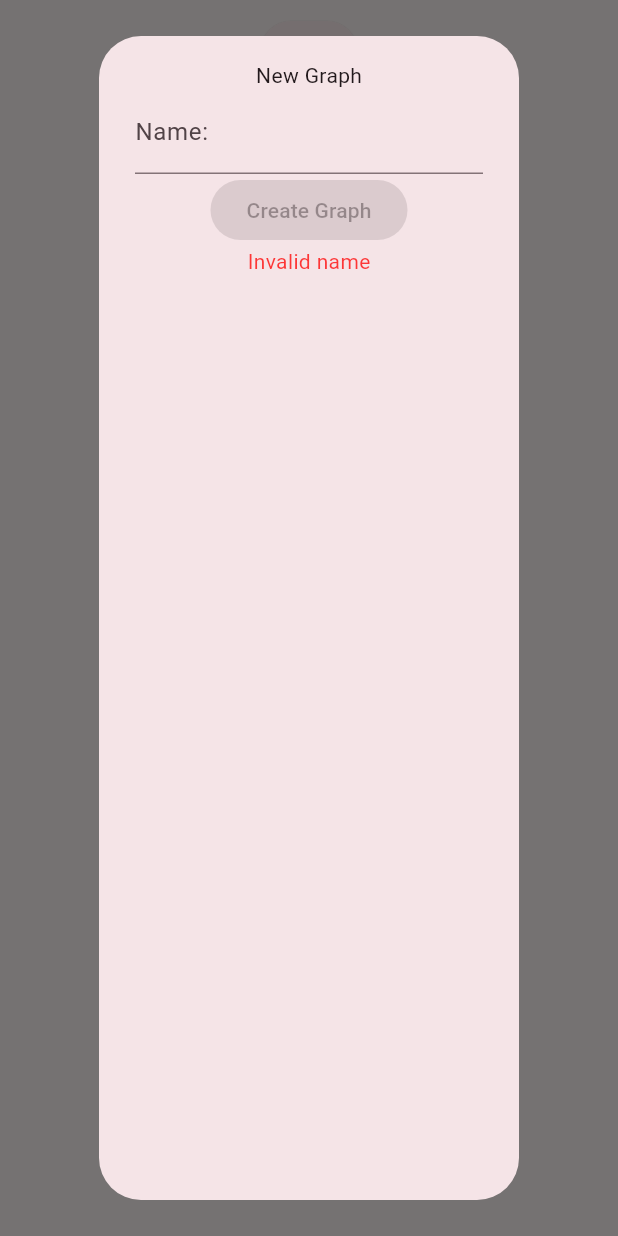
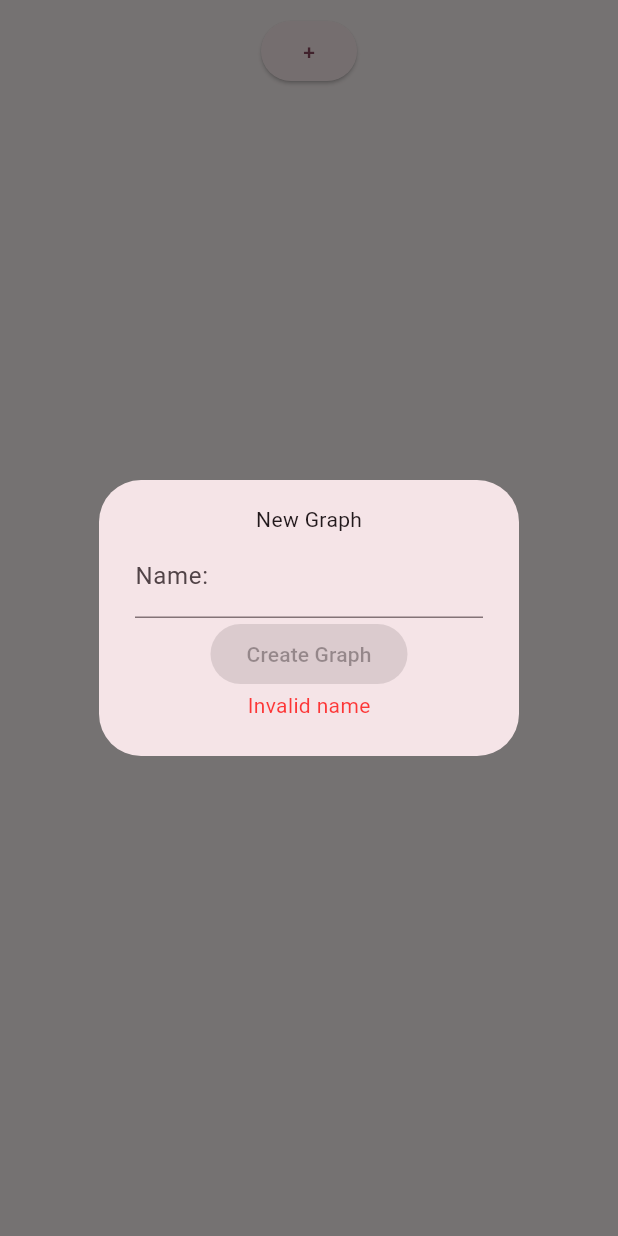
Before and after one commit to 0danylo/charted, a Flutter app: the screen it shows after launch, after a tap on an icon or button, on a phone screen of 412 x 824 dp. Run offline on Flutter 3.47's test engine with Material 3 defaults, Android fonts, the phone set to English and light mode, and no system bars; our stand-ins replace syncfusion_flutter_charts.

Commit message:
dialog vertical height minimized

```diff
--- a/lib/datum_dialog.dart
+++ b/lib/datum_dialog.dart
@@ -23,6 +23,7 @@ class DatumDialogState extends State<DatumDialog> {
 
     return AlertDialog(
       content: Column(
+        mainAxisSize: MainAxisSize.min,
         children: [
           Title(
               color: const Color.fromARGB(255, 106, 106, 106),
--- a/lib/graph_dialog.dart
+++ b/lib/graph_dialog.dart
@@ -23,14 +23,14 @@ class GraphDialogState extends State<GraphDialog> {
 
     return AlertDialog(
         content: Column(
+          mainAxisSize: MainAxisSize.min,
       children: [
         Title(
             color: const Color.fromARGB(255, 106, 106, 106),
             child: const Text("New Graph")),
         TextFormField(
-          decoration: const InputDecoration(labelText: "Name:"),
-          onChanged: (value) => setState(() => newGraphName = value)
-        ),
+            decoration: const InputDecoration(labelText: "Name:"),
+            onChanged: (value) => setState(() => newGraphName = value)),
         ElevatedButton(
             onPressed: newGraphName == "" ||
                     appState.names.contains(newGraphName)
```
